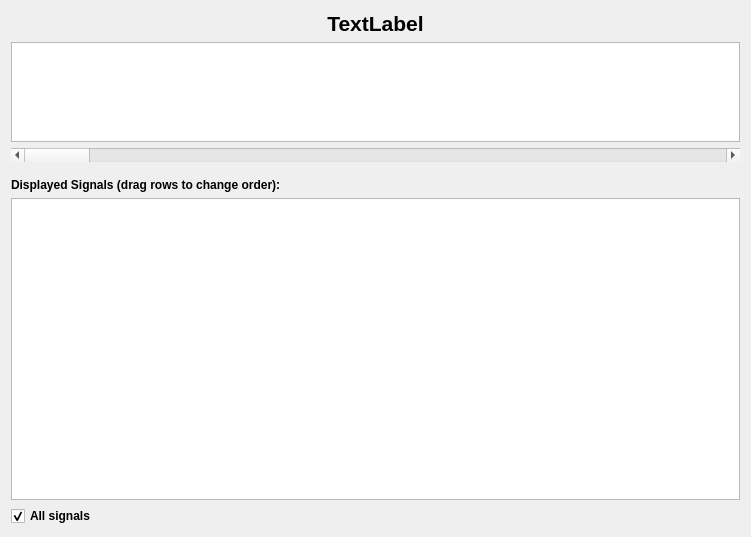
BioSignalML/biosignalml-browser, file chart/ui/controller.ui: the form before one commit.
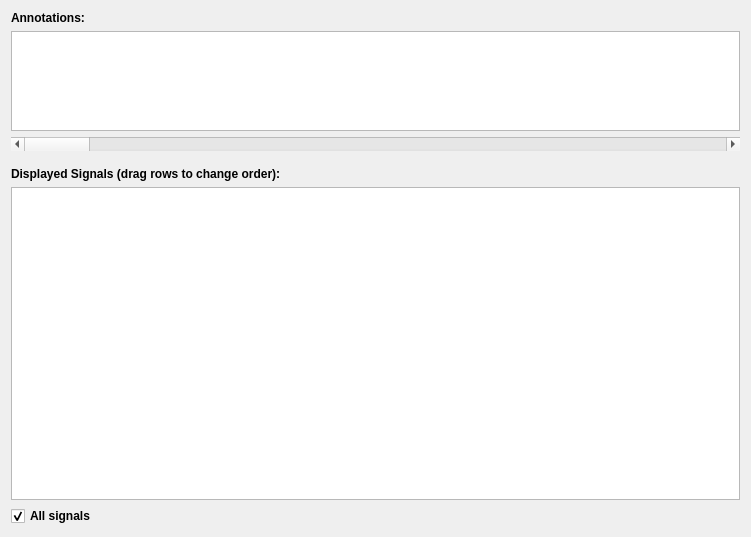
The form after the commit. Custom widgets are drawn as their Qt base class.

Commit message: Add prompt for annotation's text and remove 'title label.

Patch:
```diff
--- a/chart/ui/controller.ui
+++ b/chart/ui/controller.ui
@@ -18,16 +18,12 @@
     <widget class="QLabel" name="title">
      <property name="font">
       <font>
-       <pointsize>16</pointsize>
        <weight>75</weight>
        <bold>true</bold>
       </font>
      </property>
      <property name="text">
-      <string>TextLabel</string>
-     </property>
-     <property name="alignment">
-      <set>Qt::AlignCenter</set>
+      <string>Annotations:</string>
      </property>
     </widget>
    </item>
```
Left out of the diff: 2 changed lines with no effect on the pictures.
